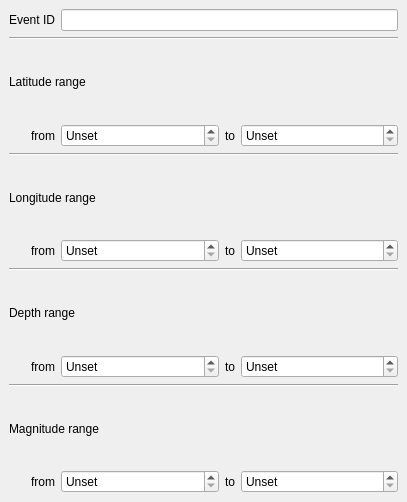
The window that libs/seiscomp/gui/datamodel/eventfilterwidget.ui (SeisComP/common) describes before a commit, drawn with Qt 5.
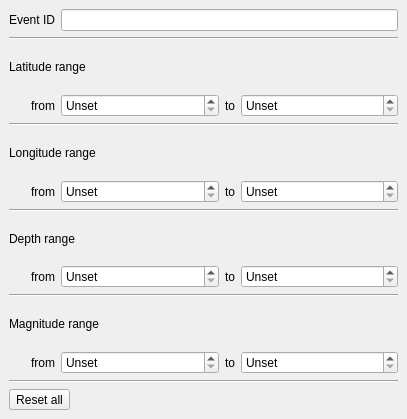
The same window after the commit. Custom widgets are drawn as their Qt base class.

Commit message:
[gui] Rename EventListView clear button text to "Clear list"
and add button to filter widget to reset all filter settings

The edit to the form file:
```diff
--- a/libs/seiscomp/gui/datamodel/eventfilterwidget.ui
+++ b/libs/seiscomp/gui/datamodel/eventfilterwidget.ui
@@ -9,7 +9,7 @@
     <x>0</x>
     <y>0</y>
     <width>407</width>
-    <height>502</height>
+    <height>419</height>
    </rect>
   </property>
   <property name="windowTitle" >
@@ -376,6 +376,23 @@
      </item>
     </layout>
    </item>
+   <item>
+    <widget class="QFrame" name="frame_5" >
+     <property name="frameShape" >
+      <enum>QFrame::HLine</enum>
+     </property>
+     <property name="frameShadow" >
+      <enum>QFrame::Sunken</enum>
+     </property>
+    </widget>
+   </item>
+   <item>
+    <widget class="QToolButton" name="btnReset" >
+     <property name="text" >
+      <string>Reset all</string>
+     </property>
+    </widget>
+   </item>
   </layout>
  </widget>
  <pixmapfunction></pixmapfunction>
```
The commit also changes 3 other files.
